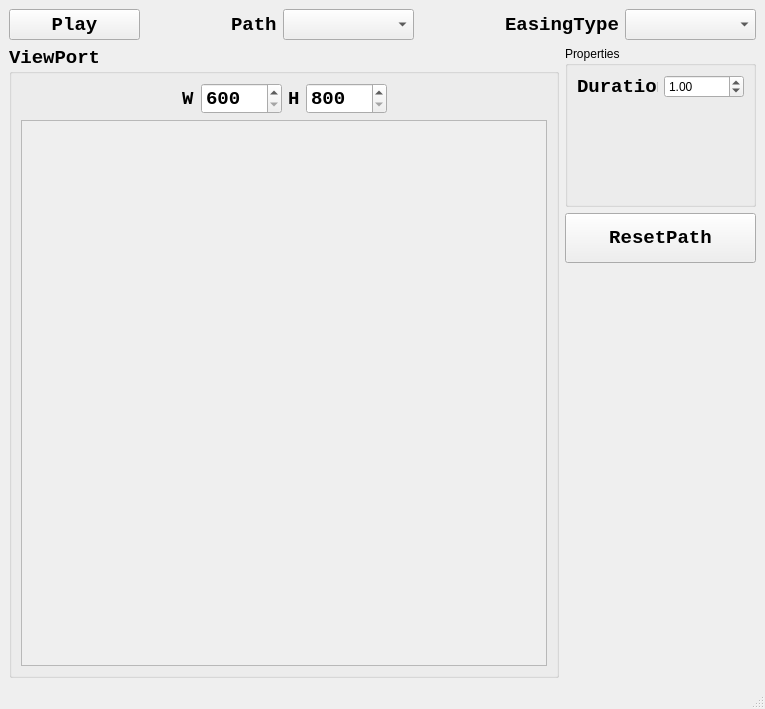
Before: the Qt Designer form mainwindow.ui in BIGCATDOG/AnimationPreviewer, drawn with Qt 5.
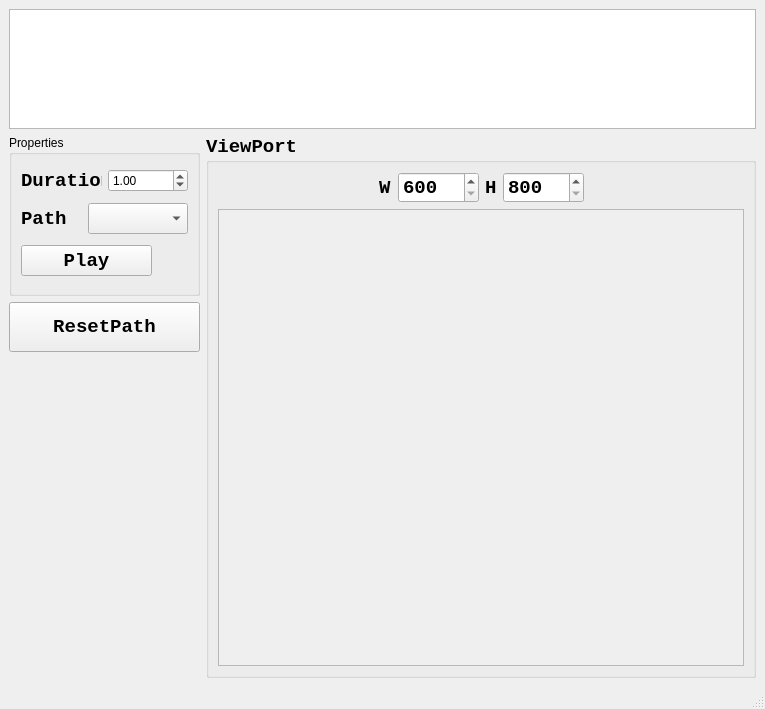
After: the same form once the commit is applied. Custom widgets are drawn as their Qt base class.

Commit message: Enhancement: Add the easing curve image

The edit to the form file:
```diff
--- a/mainwindow.ui
+++ b/mainwindow.ui
@@ -14,54 +14,87 @@
    <string>MainWindow</string>
   </property>
   <widget class="QWidget" name="centralwidget">
+   <layout class="QGridLayout" name="gridLayout_7">
+    <item row="0" column="0" colspan="2">
+     <widget class="QListWidget" name="easingCurvePicker">
+      <property name="minimumSize">
+       <size>
+        <width>0</width>
+        <height>120</height>
+       </size>
+      </property>
+      <property name="maximumSize">
+       <size>
+        <width>16777215</width>
+        <height>120</height>
+       </size>
+      </property>
+      <property name="flow">
+       <enum>QListView::LeftToRight</enum>
+      </property>
+     </widget>
+    </item>
+    <item row="1" column="0">
    <layout class="QGridLayout" name="gridLayout_4">
-    <item row="0" column="0">
-     <widget class="QPushButton" name="pushButton">
-      <property name="sizePolicy">
-       <sizepolicy hsizetype="Fixed" vsizetype="Fixed">
-        <horstretch>0</horstretch>
-        <verstretch>0</verstretch>
-       </sizepolicy>
-      </property>
+      <item row="1" column="0">
+       <widget class="QPushButton" name="pushButton_2">
       <property name="minimumSize">
        <size>
-        <width>131</width>
-        <height>31</height>
+          <width>140</width>
+          <height>50</height>
        </size>
       </property>
       <property name="font">
        <font>
         <family>Consolas</family>
         <pointsize>14</pointsize>
-        <weight>75</weight>
         <bold>true</bold>
        </font>
       </property>
       <property name="text">
-       <string>Play</string>
+         <string>ResetPath</string>
       </property>
      </widget>
     </item>
-    <item row="0" column="1">
-     <spacer name="horizontalSpacer">
+      <item row="2" column="0">
+       <spacer name="verticalSpacer">
       <property name="orientation">
-       <enum>Qt::Horizontal</enum>
+         <enum>Qt::Vertical</enum>
       </property>
       <property name="sizeHint" stdset="0">
        <size>
-        <width>118</width>
-        <height>17</height>
+          <width>20</width>
+          <height>40</height>
        </size>
       </property>
      </spacer>
     </item>
-    <item row="0" column="2">
+      <item row="0" column="0">
+       <widget class="QGroupBox" name="groupBox">
+        <property name="minimumSize">
+         <size>
+          <width>191</width>
+          <height>161</height>
+         </size>
+        </property>
+        <property name="maximumSize">
+         <size>
+          <width>191</width>
+          <height>161</height>
+         </size>
+        </property>
+        <property name="title">
+         <string>Properties</string>
+        </property>
+        <layout class="QGridLayout" name="gridLayout_6">
+         <item row="1" column="0">
+          <layout class="QGridLayout" name="gridLayout_3">
+           <item row="0" column="0">
      <widget class="QLabel" name="label">
       <property name="font">
        <font>
         <family>Consolas</family>
         <pointsize>14</pointsize>
-        <weight>75</weight>
         <bold>true</bold>
        </font>
       </property>
@@ -70,7 +103,7 @@
       </property>
      </widget>
     </item>
-    <item row="0" column="3">
+           <item row="0" column="1">
      <widget class="QComboBox" name="comboBox_pathType">
       <property name="sizePolicy">
        <sizepolicy hsizetype="Fixed" vsizetype="Fixed">
@@ -80,42 +113,56 @@
       </property>
       <property name="minimumSize">
        <size>
-        <width>131</width>
+               <width>100</width>
         <height>31</height>
        </size>
       </property>
-     </widget>
-    </item>
-    <item row="0" column="4">
-     <spacer name="horizontalSpacer_2">
-      <property name="orientation">
-       <enum>Qt::Horizontal</enum>
-      </property>
-      <property name="sizeHint" stdset="0">
+             <property name="maximumSize">
        <size>
-        <width>118</width>
-        <height>17</height>
-       </size>
-      </property>
-     </spacer>
-    </item>
-    <item row="0" column="5" colspan="2">
-     <widget class="QLabel" name="label_2">
+               <width>92</width>
+               <height>16777215</height>
+              </size>
+             </property>
+            </widget>
+           </item>
+          </layout>
+         </item>
+         <item row="0" column="0">
+          <layout class="QGridLayout" name="gridLayout">
+           <item row="0" column="0">
+            <widget class="QLabel" name="label_3">
       <property name="font">
        <font>
         <family>Consolas</family>
         <pointsize>14</pointsize>
-        <weight>75</weight>
         <bold>true</bold>
        </font>
       </property>
       <property name="text">
-       <string>EasingType</string>
+              <string>Duration</string>
       </property>
      </widget>
     </item>
-    <item row="0" column="7">
-     <widget class="QComboBox" name="comboBox_easaingType">
+           <item row="0" column="1">
+            <widget class="QDoubleSpinBox" name="doubleSpinBox">
+             <property name="minimum">
+              <double>0.000000000000000</double>
+             </property>
+             <property name="maximum">
+              <double>10000000.000000000000000</double>
+             </property>
+             <property name="singleStep">
+              <double>0.100000000000000</double>
+             </property>
+             <property name="value">
+              <double>1.000000000000000</double>
+             </property>
+            </widget>
+           </item>
+          </layout>
+         </item>
+         <item row="2" column="0">
+          <widget class="QPushButton" name="pushButton">
       <property name="sizePolicy">
        <sizepolicy hsizetype="Fixed" vsizetype="Fixed">
         <horstretch>0</horstretch>
@@ -128,28 +175,35 @@
         <height>31</height>
        </size>
       </property>
-     </widget>
-    </item>
-    <item row="0" column="8">
-     <spacer name="horizontalSpacer_3">
-      <property name="orientation">
-       <enum>Qt::Horizontal</enum>
-      </property>
-      <property name="sizeHint" stdset="0">
-       <size>
-        <width>6</width>
-        <height>20</height>
-       </size>
-      </property>
-     </spacer>
-    </item>
-    <item row="1" column="0" rowspan="3" colspan="6">
+           <property name="font">
+            <font>
+             <family>Consolas</family>
+             <pointsize>14</pointsize>
+             <bold>true</bold>
+            </font>
+           </property>
+           <property name="text">
+            <string>Play</string>
+           </property>
+          </widget>
+         </item>
+        </layout>
+       </widget>
+      </item>
+     </layout>
+    </item>
+    <item row="1" column="1">
      <widget class="QGroupBox" name="groupBox_2">
+      <property name="sizePolicy">
+       <sizepolicy hsizetype="Expanding" vsizetype="Expanding">
+        <horstretch>0</horstretch>
+        <verstretch>0</verstretch>
+       </sizepolicy>
+      </property>
       <property name="font">
        <font>
         <family>Consolas</family>
         <pointsize>14</pointsize>
-        <weight>75</weight>
         <bold>true</bold>
        </font>
       </property>
@@ -249,109 +303,6 @@
       </layout>
      </widget>
     </item>
-    <item row="1" column="6" colspan="2">
-     <widget class="QGroupBox" name="groupBox">
-      <property name="minimumSize">
-       <size>
-        <width>191</width>
-        <height>161</height>
-       </size>
-      </property>
-      <property name="maximumSize">
-       <size>
-        <width>191</width>
-        <height>161</height>
-       </size>
-      </property>
-      <property name="title">
-       <string>Properties</string>
-      </property>
-      <layout class="QGridLayout" name="gridLayout_3">
-       <item row="1" column="0">
-        <spacer name="verticalSpacer_2">
-         <property name="orientation">
-          <enum>Qt::Vertical</enum>
-         </property>
-         <property name="sizeHint" stdset="0">
-          <size>
-           <width>20</width>
-           <height>96</height>
-          </size>
-         </property>
-        </spacer>
-       </item>
-       <item row="0" column="0">
-        <layout class="QGridLayout" name="gridLayout">
-         <item row="0" column="0">
-          <widget class="QLabel" name="label_3">
-           <property name="font">
-            <font>
-             <family>Consolas</family>
-             <pointsize>14</pointsize>
-             <weight>75</weight>
-             <bold>true</bold>
-            </font>
-           </property>
-           <property name="text">
-            <string>Duration</string>
-           </property>
-          </widget>
-         </item>
-         <item row="0" column="1">
-          <widget class="QDoubleSpinBox" name="doubleSpinBox">
-           <property name="minimum">
-            <double>0.000000000000000</double>
-           </property>
-           <property name="maximum">
-            <double>10000000.000000000000000</double>
-           </property>
-           <property name="singleStep">
-            <double>0.100000000000000</double>
-           </property>
-           <property name="value">
-            <double>1.000000000000000</double>
-           </property>
-          </widget>
-         </item>
-        </layout>
-       </item>
-      </layout>
-     </widget>
-    </item>
-    <item row="2" column="6" colspan="2">
-     <widget class="QPushButton" name="pushButton_2">
-      <property name="minimumSize">
-       <size>
-        <width>140</width>
-        <height>50</height>
-       </size>
-      </property>
-      <property name="font">
-       <font>
-        <family>Consolas</family>
-        <pointsize>14</pointsize>
-        <weight>75</weight>
-        <bold>true</bold>
-       </font>
-      </property>
-      <property name="text">
-       <string>ResetPath</string>
-      </property>
-     </widget>
-    </item>
-    <item row="3" column="7">
-     <spacer name="verticalSpacer">
-      <property name="orientation">
-       <enum>Qt::Vertical</enum>
-      </property>
-      <property name="sizeHint" stdset="0">
-       <size>
-        <width>20</width>
-        <height>314</height>
-       </size>
-      </property>
-     </spacer>
-    </item>
    </layout>
   </widget>
   <widget class="QMenuBar" name="menubar">
```
Left out of the diff: 2 changed lines with no effect on the pictures. Lines whose indentation alone changed are shown as unchanged. The commit also changes 3 other files.
